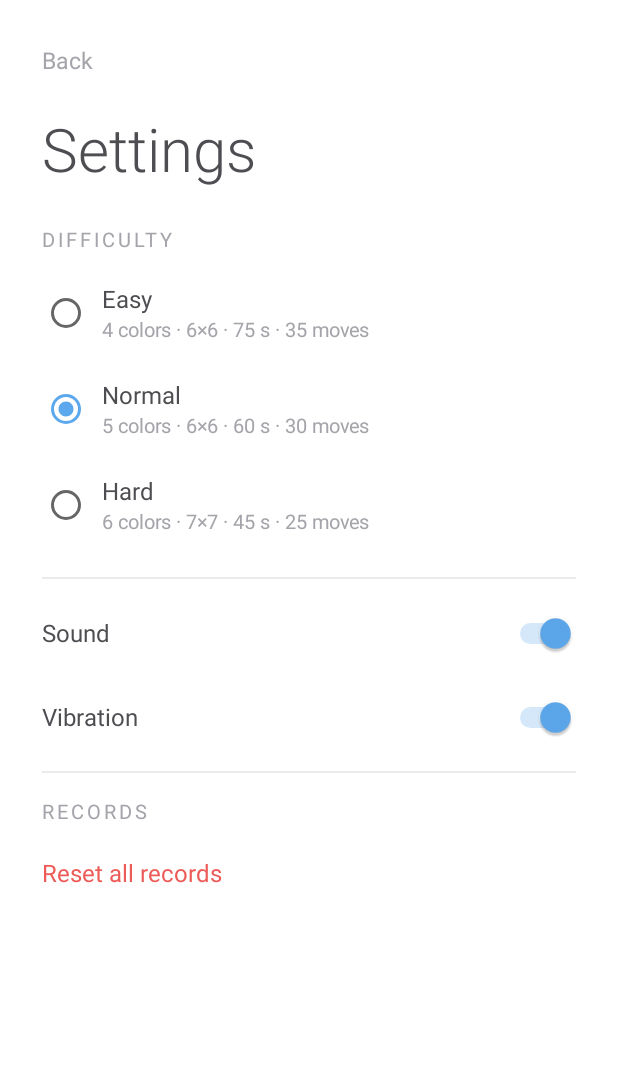
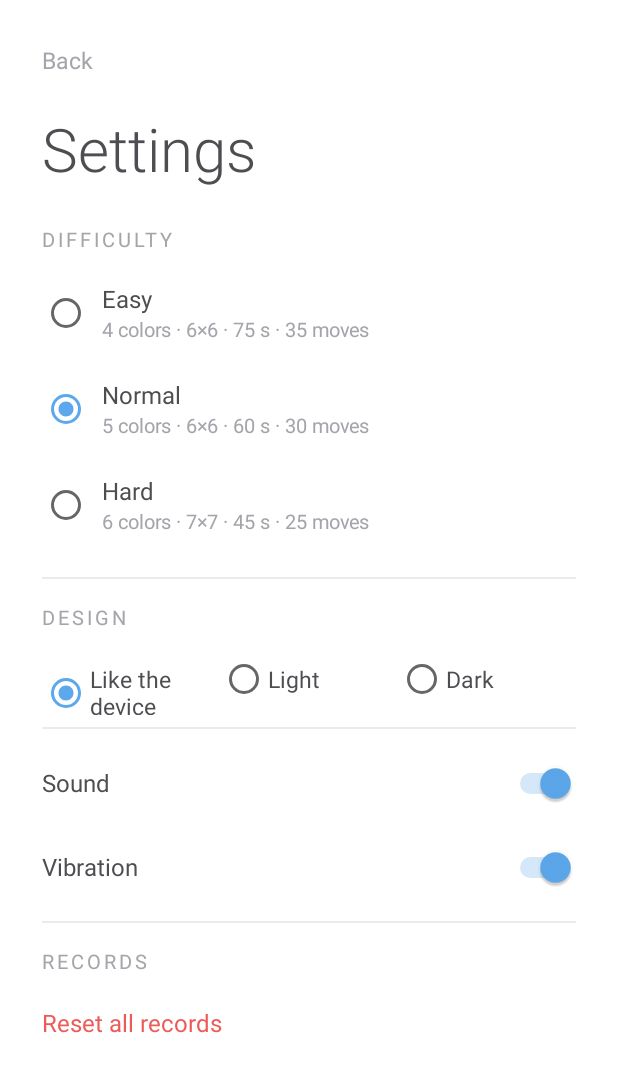
Before and after one commit to psIQos/spheres, an Android app: the SettingsActivity screen opened directly, with no data from a screen before it, on a phone screen of 412 x 824 dp. Shown: the top 1072 px of the screen. Run offline under Robolectric (Android 15) with nearby library versions, the phone set to English and light mode, and no system bars.

Commit message:
Dark design on black with lighter dots, design setting System/Light/Dark (refs #22)
Decided in #22: the dark design uses a black background (OLED) and
lighter dot colors (contrast at least 8.3:1 on black), and the settings
can fix the design to light or dark instead of following the device.
All screens derive from ThemedActivity, which applies the setting and
rebuilds a screen whose design no longer matches.

Co-Authored-By: Claude Opus 5.5 <noreply@anthropic.com>
Claude-Session: https://claude.ai/code/session_011nBZKYDvpW1bM3TyXqmaCh

```diff
--- a/app/src/main/java/com/psiqos/spheres/GameMode.kt
+++ b/app/src/main/java/com/psiqos/spheres/GameMode.kt
@@ -112,6 +112,12 @@ object Prefs {
     fun setVibrationEnabled(context: Context, enabled: Boolean) =
         prefs(context).edit().putBoolean("vibration", enabled).apply()
 
+    /** Light, dark or the device's design. */
+    fun themeMode(context: Context): ThemeMode = ThemeMode.parse(prefs(context).getString("theme", null))
+
+    fun setThemeMode(context: Context, mode: ThemeMode) =
+        prefs(context).edit().putString("theme", mode.name).apply()
+
     fun soundEnabled(context: Context): Boolean = prefs(context).getBoolean("sound", true)
 
     fun setSoundEnabled(context: Context, enabled: Boolean) =
--- a/app/src/main/java/com/psiqos/spheres/MainActivity.kt
+++ b/app/src/main/java/com/psiqos/spheres/MainActivity.kt
@@ -1,12 +1,11 @@
 package com.psiqos.spheres
 
-import android.app.Activity
 import android.content.Intent
 import android.os.Bundle
 import android.view.View
 import android.widget.TextView
 
-class MainActivity : Activity() {
+class MainActivity : ThemedActivity() {
 
     private val modes = listOf(
         Triple(GameMode.TIMED, R.id.mode_timed, R.id.best_timed),
--- a/app/src/main/java/com/psiqos/spheres/SettingsActivity.kt
+++ b/app/src/main/java/com/psiqos/spheres/SettingsActivity.kt
@@ -1,6 +1,5 @@
 package com.psiqos.spheres
 
-import android.app.Activity
 import android.app.AlertDialog
 import android.os.Bundle
 import android.text.SpannableString
@@ -13,12 +12,18 @@ import android.widget.Switch
 import android.widget.Toast
 import com.psiqos.spheres.game.Haptics
 
-class SettingsActivity : Activity() {
+class SettingsActivity : ThemedActivity() {
 
     private val options = mapOf(
         Difficulty.EASY to R.id.difficulty_easy,
         Difficulty.NORMAL to R.id.difficulty_normal,
         Difficulty.HARD to R.id.difficulty_hard,
+    )
+
+    private val themes = mapOf(
+        ThemeMode.SYSTEM to R.id.theme_system,
+        ThemeMode.LIGHT to R.id.theme_light,
+        ThemeMode.DARK to R.id.theme_dark,
     )
 
     override fun onCreate(savedInstanceState: Bundle?) {
@@ -34,6 +39,15 @@ class SettingsActivity : Activity() {
         group.check(options.getValue(Prefs.difficulty(this)))
         group.setOnCheckedChangeListener { _, checkedId ->
             options.entries.firstOrNull { it.value == checkedId }?.let { Prefs.setDifficulty(this, it.key) }
+        }
+
+        val themeGroup = findViewById<RadioGroup>(R.id.theme_group)
+        themeGroup.check(themes.getValue(Prefs.themeMode(this)))
+        themeGroup.setOnCheckedChangeListener { _, checkedId ->
+            themes.entries.firstOrNull { it.value == checkedId }?.let {
+                Prefs.setThemeMode(this, it.key)
+                recreate() // show the new design right away
+            }
         }
 
         findViewById<Switch>(R.id.sound_switch).apply {
--- a/app/src/main/java/com/psiqos/spheres/ShopActivity.kt
+++ b/app/src/main/java/com/psiqos/spheres/ShopActivity.kt
@@ -1,13 +1,12 @@
 package com.psiqos.spheres
 
-import android.app.Activity
 import android.app.AlertDialog
 import android.os.Bundle
 import android.widget.TextView
 import android.widget.Toast
 
 /** Buys power-ups in packs with the dot account of one difficulty; every purchase is confirmed. */
-class ShopActivity : Activity() {
+class ShopActivity : ThemedActivity() {
 
     private lateinit var difficulty: Difficulty
     private lateinit var wallet: Wallet
--- /dev/null
+++ b/app/src/main/java/com/psiqos/spheres/ThemeMode.kt
@@ -0,0 +1,17 @@
+package com.psiqos.spheres
+
+/** Light or dark design: follows the device's dark theme unless fixed in the settings. */
+enum class ThemeMode {
+    SYSTEM, LIGHT, DARK;
+
+    /** Whether the app is dark, given whether the device currently uses its dark theme. */
+    fun night(systemNight: Boolean): Boolean = when (this) {
+        SYSTEM -> systemNight
+        LIGHT -> false
+        DARK -> true
+    }
+
+    companion object {
+        fun parse(name: String?): ThemeMode = entries.firstOrNull { it.name == name } ?: SYSTEM
+    }
+}
--- /dev/null
+++ b/app/src/main/java/com/psiqos/spheres/ThemedActivity.kt
@@ -0,0 +1,49 @@
+package com.psiqos.spheres
+
+import android.app.Activity
+import android.content.Context
+import android.content.res.Configuration
+import android.os.Bundle
+import com.psiqos.spheres.game.Palette
+
+/**
+ * Base of all screens: applies the design chosen in the settings (light, dark or the
+ * device's) and rebuilds the screen when that choice no longer matches what it shows.
+ */
+open class ThemedActivity : Activity() {
+
+    /** Whether the views were built dark. */
+    protected var builtNight = false
+        private set
+
+    override fun attachBaseContext(base: Context) {
+        super.attachBaseContext(base)
+        val mode = Prefs.themeMode(base)
+        if (mode != ThemeMode.SYSTEM) {
+            val night = if (mode.night(false)) Configuration.UI_MODE_NIGHT_YES else Configuration.UI_MODE_NIGHT_NO
+            applyOverrideConfiguration(Configuration().apply {
+                uiMode = (base.resources.configuration.uiMode and Configuration.UI_MODE_NIGHT_MASK.inv()) or night
+            })
+        }
+    }
+
+    override fun onCreate(savedInstanceState: Bundle?) {
+        builtNight = isNight(resources.configuration)
+        Palette.night = builtNight
+        super.onCreate(savedInstanceState)
+    }
+
+    override fun onResume() {
+        super.onResume()
+        // The design was changed in the settings while this screen waited below them.
+        if (wantsNight(applicationContext.resources.configuration) != builtNight) recreate()
+        else Palette.night = builtNight
+    }
+
+    /** Whether the screen should be dark with the device in [systemConfig]. */
+    protected fun wantsNight(systemConfig: Configuration): Boolean =
+        Prefs.themeMode(this).night(isNight(systemConfig))
+
+    private fun isNight(config: Configuration): Boolean =
+        config.uiMode and Configuration.UI_MODE_NIGHT_MASK == Configuration.UI_MODE_NIGHT_YES
+}
--- a/app/src/main/res/layout/activity_settings.xml
+++ b/app/src/main/res/layout/activity_settings.xml
@@ -67,6 +67,41 @@
             android:layout_marginBottom="8dp"
             android:background="@color/divider" />
 
+        <TextView
+            style="@style/HudLabel"
+            android:layout_marginTop="8dp"
+            android:layout_marginBottom="8dp"
+            android:text="@string/settings_theme" />
+
+        <RadioGroup
+            android:id="@+id/theme_group"
+            android:layout_width="match_parent"
+            android:layout_height="wrap_content"
+            android:orientation="horizontal">
+
+            <RadioButton
+                android:id="@+id/theme_system"
+                style="@style/ThemeOption"
+                android:text="@string/theme_system" />
+
+            <RadioButton
+                android:id="@+id/theme_light"
+                style="@style/ThemeOption"
+                android:text="@string/theme_light" />
+
+            <RadioButton
+                android:id="@+id/theme_dark"
+                style="@style/ThemeOption"
+                android:text="@string/theme_dark" />
+        </RadioGroup>
+
+        <View
+            android:layout_width="match_parent"
+            android:layout_height="1dp"
+            android:layout_marginTop="8dp"
+            android:layout_marginBottom="8dp"
+            android:background="@color/divider" />
+
         <Switch
             android:id="@+id/sound_switch"
             style="@style/SettingsSwitch"
--- a/app/src/main/res/values-night/colors.xml
+++ b/app/src/main/res/values-night/colors.xml
@@ -1,10 +1,10 @@
 <?xml version="1.0" encoding="utf-8"?>
 <resources>
-    <color name="background">#FF1C1C1E</color>
-    <color name="text_primary">#FFE6E6EA</color>
+    <color name="background">#FF000000</color>
+    <color name="text_primary">#FFEDEDF0</color>
     <color name="text_secondary">#FF8E8E94</color>
-    <color name="scrim">#E61C1C1E</color>
-    <color name="button_neutral">#FF3A3A3E</color>
+    <color name="scrim">#E6000000</color>
+    <color name="button_neutral">#FF2A2A2E</color>
     <color name="ripple_neutral">#33FFFFFF</color>
     <color name="divider">#1FFFFFFF</color>
     <bool name="light_system_bars">false</bool>
--- a/app/src/main/res/values/strings.xml
+++ b/app/src/main/res/values/strings.xml
@@ -33,6 +33,10 @@
     <string name="settings">Settings</string>
     <string name="settings_difficulty">Difficulty</string>
     <string name="difficulty_details">%1$d colors · %2$d×%2$d · %3$d s · %4$d moves</string>
+    <string name="settings_theme">Design</string>
+    <string name="theme_system">Like the device</string>
+    <string name="theme_light">Light</string>
+    <string name="theme_dark">Dark</string>
     <string name="settings_sound">Sound</string>
     <string name="settings_vibration">Vibration</string>
     <string name="settings_records">Records</string>
--- a/app/src/main/res/values/themes.xml
+++ b/app/src/main/res/values/themes.xml
@@ -68,6 +68,15 @@
         <item name="android:textSize">16sp</item>
     </style>
 
+    <style name="ThemeOption">
+        <item name="android:layout_width">0dp</item>
+        <item name="android:layout_height">wrap_content</item>
+        <item name="android:layout_weight">1</item>
+        <item name="android:minHeight">48dp</item>
+        <item name="android:textColor">@color/text_primary</item>
+        <item name="android:textSize">15sp</item>
+    </style>
+
     <style name="PowerUpButton">
         <item name="android:layout_width">0dp</item>
         <item name="android:layout_height">64dp</item>
```
Also changed, not shown: app/src/main/java/com/psiqos/spheres/GameActivity.kt (+6 -10 lines), app/src/main/java/com/psiqos/spheres/game/GameView.kt (+17 -1 lines), 4 other files.
